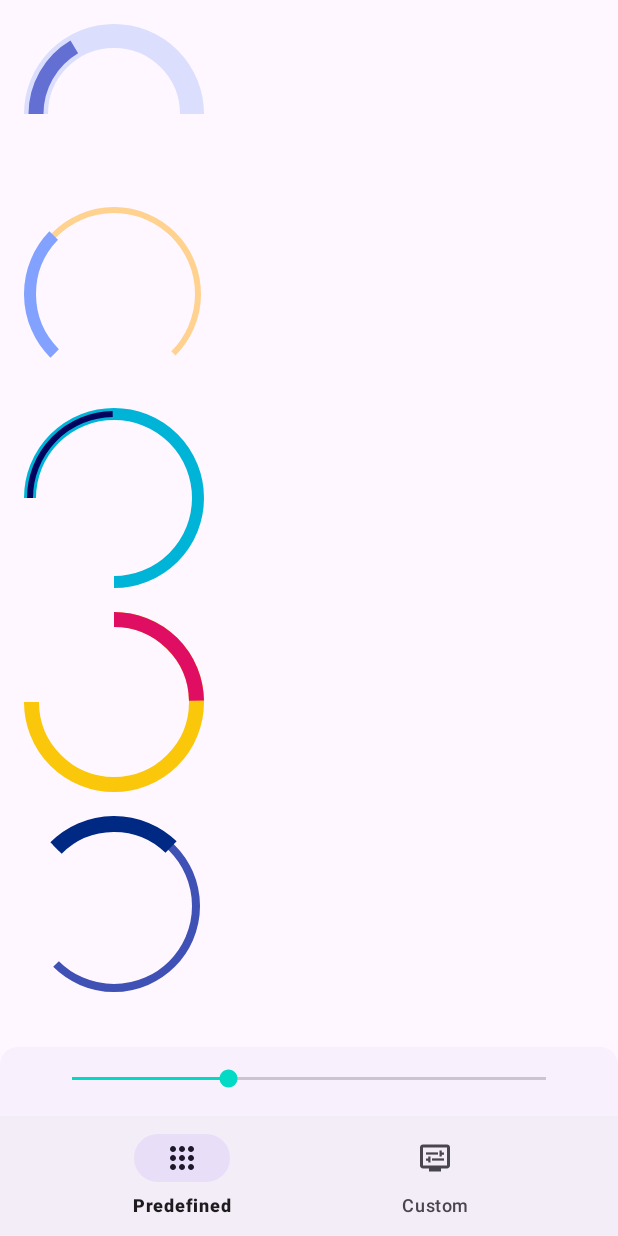
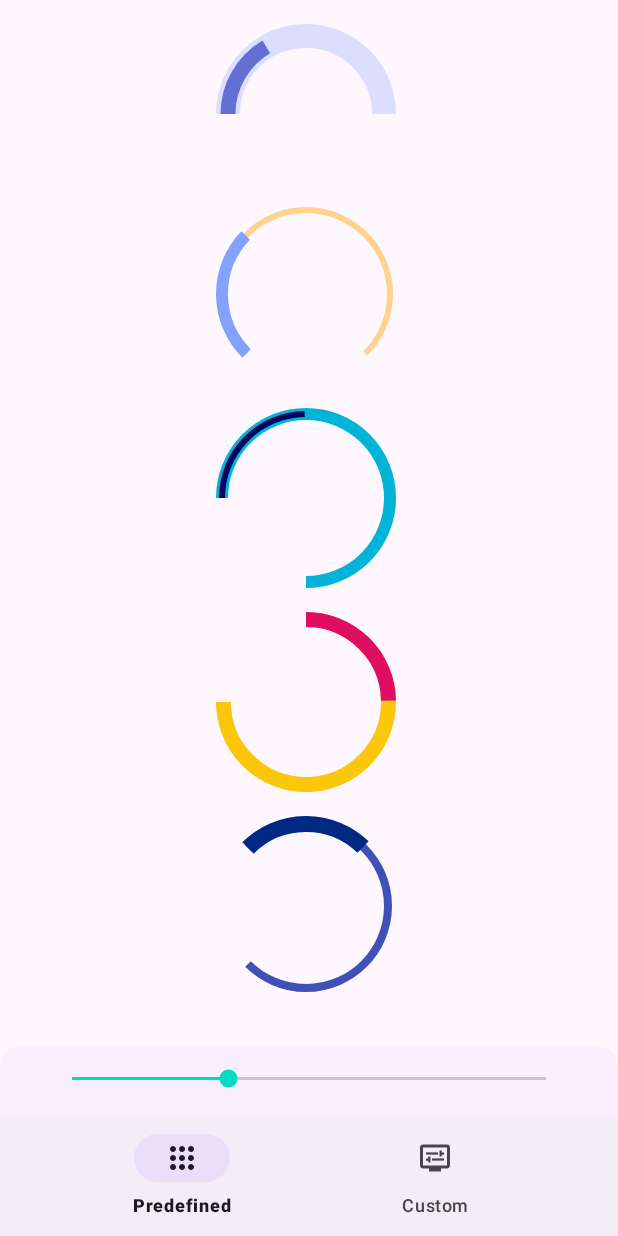
Before and after one commit to tonycode/ArcProgressView, an Android app: the screen it shows after launch (MainActivity), on a phone screen of 412 x 824 dp. Run offline under Robolectric (Android 15) with nearby library versions, the phone set to English and light mode, and no system bars.

Commit message:
redesign(demo): PredefinedFragment - center items horizontally

```diff
--- a/demo/src/main/res/layout/predefined_fragment.xml
+++ b/demo/src/main/res/layout/predefined_fragment.xml
@@ -19,6 +19,7 @@
             android:layout_width="match_parent"
             android:layout_height="wrap_content"
             android:orientation="vertical"
+            android:gravity="center_horizontal"
             >
 
             <dev.tonycode.views.ArcProgressView
```
Also changed, not shown: 1 other file.
